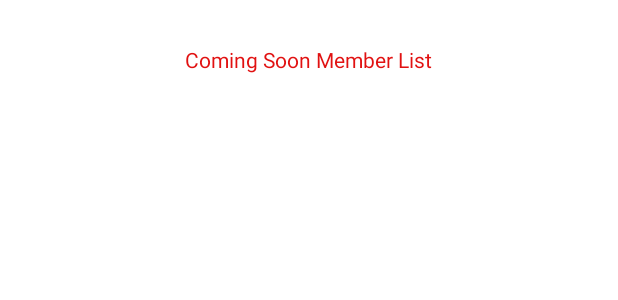
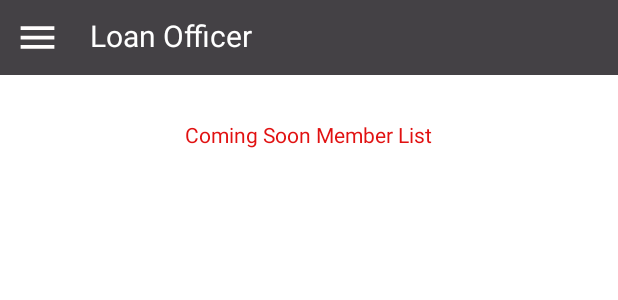
Before and after one commit to AnkitO2/LoanOfficer, an Android app: the layout list_member.xml on its own in the app's theme, with its tools: preview values and no code run, on a phone screen of 412 x 824 dp. Shown: the top 300 px of the screen. Run offline under Robolectric (Android 15) with nearby library versions, the phone set to English and light mode, and no system bars.

Commit message:
Loan Officer App

```diff
--- a/app/src/main/java/com/example/loanofficerapp/MemberDashboard.java
+++ b/app/src/main/java/com/example/loanofficerapp/MemberDashboard.java
@@ -22,6 +22,7 @@ SharedPreferences sharedPreferences;
         super.onCreate(savedInstanceState);
         binding = MemberDashboardBinding.inflate(getLayoutInflater());
         setContentView(binding.getRoot());
+
         sharedPreferences =getSharedPreferences("MyPREFERENCES", Context.MODE_PRIVATE);
 
         binding.memberId.setText(sharedPreferences.getString("loanOfficerid",""));
--- a/app/src/main/res/layout/list_member.xml
+++ b/app/src/main/res/layout/list_member.xml
@@ -1,8 +1,9 @@
 <?xml version="1.0" encoding="utf-8"?>
-<androidx.constraintlayout.widget.ConstraintLayout xmlns:android="http://schemas.android.com/apk/res/android"
+<androidx.drawerlayout.widget.DrawerLayout xmlns:android="http://schemas.android.com/apk/res/android"
     xmlns:app="http://schemas.android.com/apk/res-auto"
     xmlns:tools="http://schemas.android.com/tools"
     android:layout_width="match_parent"
+    android:id="@+id/drawerLayout1"
     android:layout_height="match_parent"
     tools:context=".MemberList">
     <LinearLayout
@@ -10,6 +11,31 @@
         android:layout_height="match_parent"
         android:orientation="vertical"
         android:background="@color/white">
+        <LinearLayout
+            android:id="@+id/appBar1"
+            android:layout_width="match_parent"
+            android:layout_height="50dp"
+            android:background="#444145"
+            android:padding="10dp"
+            >
+            <ImageView
+                android:id="@+id/menuIcon"
+                android:layout_width="30dp"
+                android:layout_height="30dp"
+                android:layout_centerVertical="true"
+                android:src="@drawable/baseline_menu_" />
+
+            <TextView
+                android:layout_width="match_parent"
+                android:layout_height="wrap_content"
+                android:layout_centerVertical="true"
+                android:layout_marginStart="20dp"
+                android:layout_toEndOf="@id/menuIcon"
+                android:text="Loan Officer"
+                android:textColor="@color/white"
+                android:textSize="20dp"
+                />
+        </LinearLayout>
         <LinearLayout
             android:layout_width="match_parent"
             android:layout_height="wrap_content"
@@ -31,4 +57,12 @@
                 />
         </LinearLayout>
     </LinearLayout>
-</androidx.constraintlayout.widget.ConstraintLayout>
+    <com.google.android.material.navigation.NavigationView
+        android:id="@+id/navigationView1"
+        android:layout_width="wrap_content"
+        android:layout_height="match_parent"
+        android:layout_gravity="start"
+        app:headerLayout="@layout/header"
+        app:menu="@menu/main_menu">
+    </com.google.android.material.navigation.NavigationView>
+</androidx.drawerlayout.widget.DrawerLayout>
```
Also changed, not shown: app/src/main/java/com/example/loanofficerapp/MemberList.java (+39 -0 lines), app/src/main/java/com/example/loanofficerapp/MemberRequest.java (+38 -0 lines), app/src/main/java/com/example/loanofficerapp/RepaymentList.java (+44 -0 lines), app/src/main/res/layout/list_repayment.xml (+36 -2 lines), app/src/main/res/layout/request_member.xml (+34 -11 lines).
